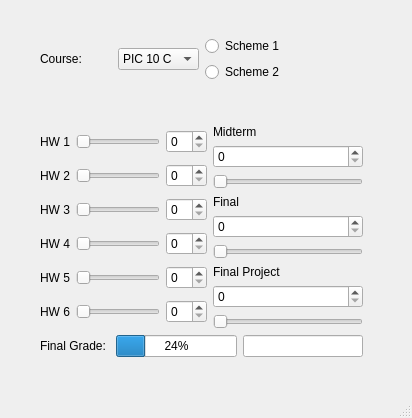
Above: Assignment2/mainwindow.ui from kaelahasan/Assignment2 before the change. Below: the same form after it.
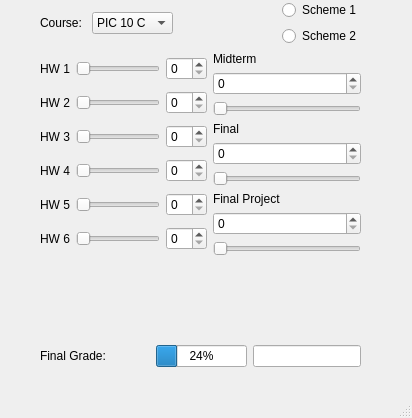
That is the form after the change.

What changed in the file:
```diff
--- a/Assignment2/mainwindow.ui
+++ b/Assignment2/mainwindow.ui
@@ -19,8 +19,8 @@
      <rect>
       <x>40</x>
       <y>0</y>
-      <width>323</width>
-      <height>357</height>
+      <width>321</width>
+      <height>367</height>
      </rect>
     </property>
     <layout class="QGridLayout" name="gridLayout_3">
@@ -61,7 +61,7 @@
            </item>
           </layout>
          </item>
-         <item row="0" column="1">
+         <item row="0" column="2">
           <layout class="QVBoxLayout" name="verticalLayout_3">
            <item>
             <widget class="QRadioButton" name="radioButton">
@@ -79,6 +79,19 @@
            </item>
           </layout>
          </item>
+         <item row="0" column="1">
+          <spacer name="horizontalSpacer">
+           <property name="orientation">
+            <enum>Qt::Horizontal</enum>
+           </property>
+           <property name="sizeHint" stdset="0">
+            <size>
+             <width>40</width>
+             <height>20</height>
+            </size>
+           </property>
+          </spacer>
+         </item>
         </layout>
        </widget>
       </widget>
@@ -274,6 +287,19 @@
          </item>
         </layout>
        </item>
+       <item>
+        <spacer name="verticalSpacer">
+         <property name="orientation">
+          <enum>Qt::Vertical</enum>
+         </property>
+         <property name="sizeHint" stdset="0">
+          <size>
+           <width>20</width>
+           <height>40</height>
+          </size>
+         </property>
+        </spacer>
+       </item>
        <item>
         <layout class="QHBoxLayout" name="horizontalLayout_10">
          <item>
@@ -283,6 +309,19 @@
            </property>
           </widget>
          </item>
+         <item>
+          <spacer name="horizontalSpacer_2">
+           <property name="orientation">
+            <enum>Qt::Horizontal</enum>
+           </property>
+           <property name="sizeHint" stdset="0">
+            <size>
+             <width>40</width>
+             <height>20</height>
+            </size>
+           </property>
+          </spacer>
+         </item>
          <item>
           <widget class="QProgressBar" name="progressBar">
            <property name="value">
```
Left out of the diff: 307 changed lines with no effect on the pictures.
